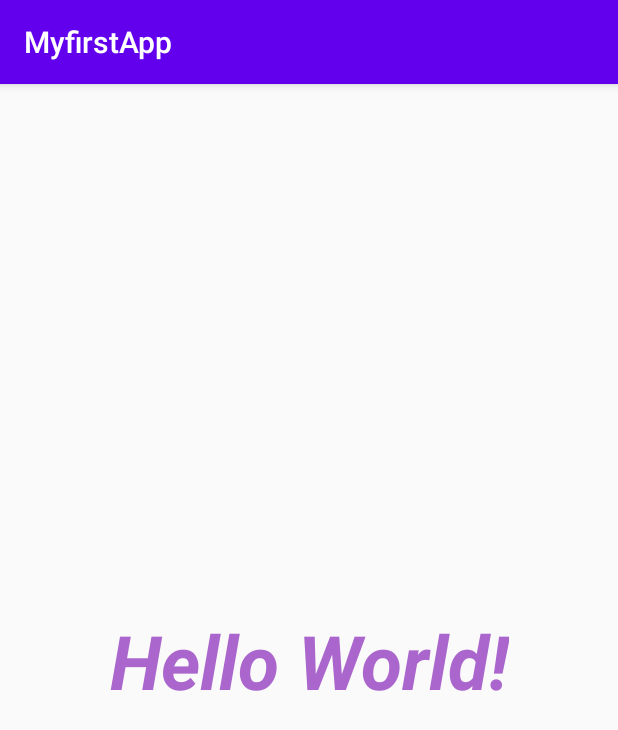
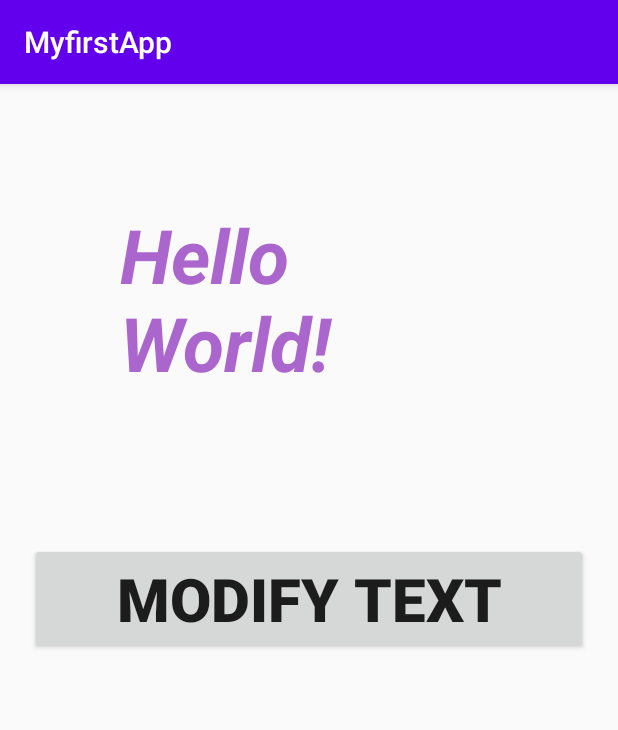
Before and after one commit to MustafaSerce/MobileProgramminglearning, an Android app: the screen it shows after launch (MainActivity), on a phone screen of 412 x 824 dp. Shown: the top 730 px of the screen. Run offline under Robolectric (Android 15) with nearby library versions, the light colour scheme and no system bars.

Commit message:
My First Code and App Design

```diff
--- a/app/src/main/java/com/example/myfirstapp/MainActivity.java
+++ b/app/src/main/java/com/example/myfirstapp/MainActivity.java
@@ -3,12 +3,27 @@ package com.example.myfirstapp;
 import androidx.appcompat.app.AppCompatActivity;
 
 import android.os.Bundle;
+import android.view.View;
+import android.widget.Button;
+import android.widget.TextView;
 
 public class MainActivity extends AppCompatActivity {
 
+    TextView helloworldtext;
+    Button modifybutton;
     @Override
     protected void onCreate(Bundle savedInstanceState) {
         super.onCreate(savedInstanceState);
         setContentView(R.layout.activity_main);
+
+        helloworldtext = findViewById(R.id.textView);
+        modifybutton = findViewById(R.id.btn_modfy);
+
+        modifybutton.setOnClickListener(new View.OnClickListener() {
+            @Override
+            public void onClick(View v) {
+                helloworldtext.setText("My First Code ! ");
+            }
+        });
     }
 }
--- a/app/src/main/res/layout/activity_main.xml
+++ b/app/src/main/res/layout/activity_main.xml
@@ -1,5 +1,7 @@
 <?xml version="1.0" encoding="utf-8"?>
-<androidx.constraintlayout.widget.ConstraintLayout xmlns:android="http://schemas.android.com/apk/res/android"
+<LinearLayout
+    android:orientation="vertical"
+    xmlns:android="http://schemas.android.com/apk/res/android"
     xmlns:app="http://schemas.android.com/apk/res-auto"
     xmlns:tools="http://schemas.android.com/tools"
     android:layout_width="match_parent"
@@ -14,9 +16,21 @@
         android:textColor="@android:color/holo_purple"
         android:textSize="50sp"
         android:textStyle="bold|italic"
+        android:layout_gravity="center"
+        android:layout_margin="80sp"
         app:layout_constraintBottom_toBottomOf="parent"
         app:layout_constraintLeft_toLeftOf="parent"
         app:layout_constraintRight_toRightOf="parent"
         app:layout_constraintTop_toTopOf="parent" />
 
-</androidx.constraintlayout.widget.ConstraintLayout>
+    <Button
+        android:id="@+id/btn_modfy"
+        android:layout_width="match_parent"
+        android:layout_height="wrap_content"
+        android:text="Modify Text"
+        android:textStyle="bold"
+        android:textSize="40sp"
+        android:layout_margin="20sp"
+        />
+
+</LinearLayout>
```
